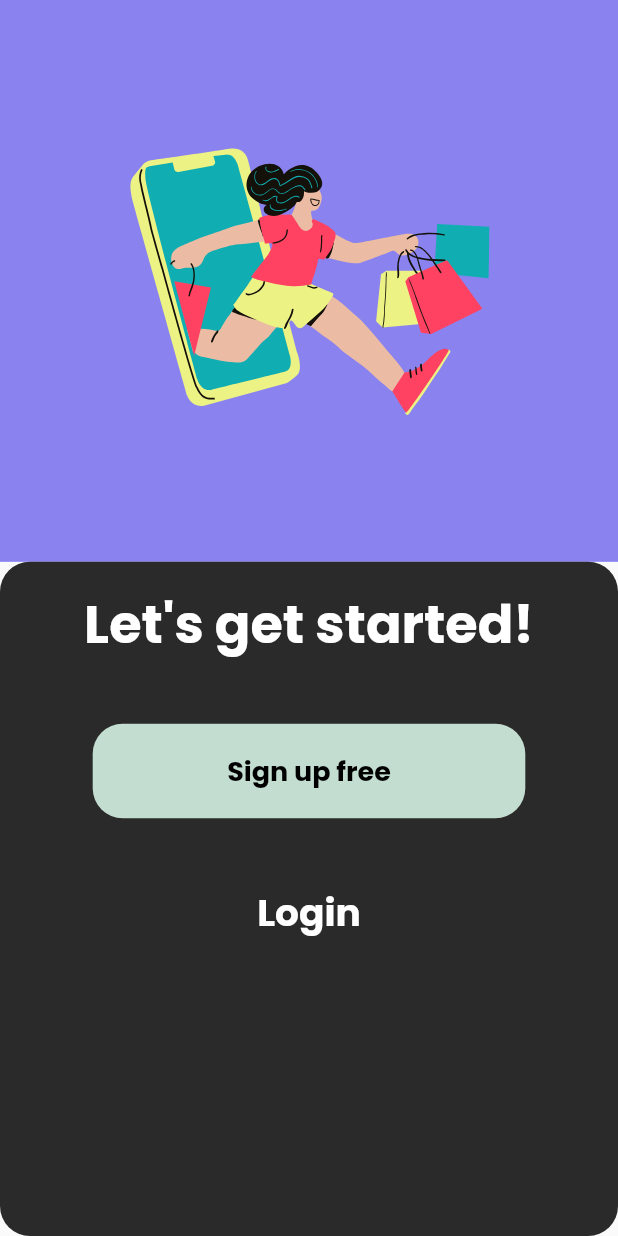
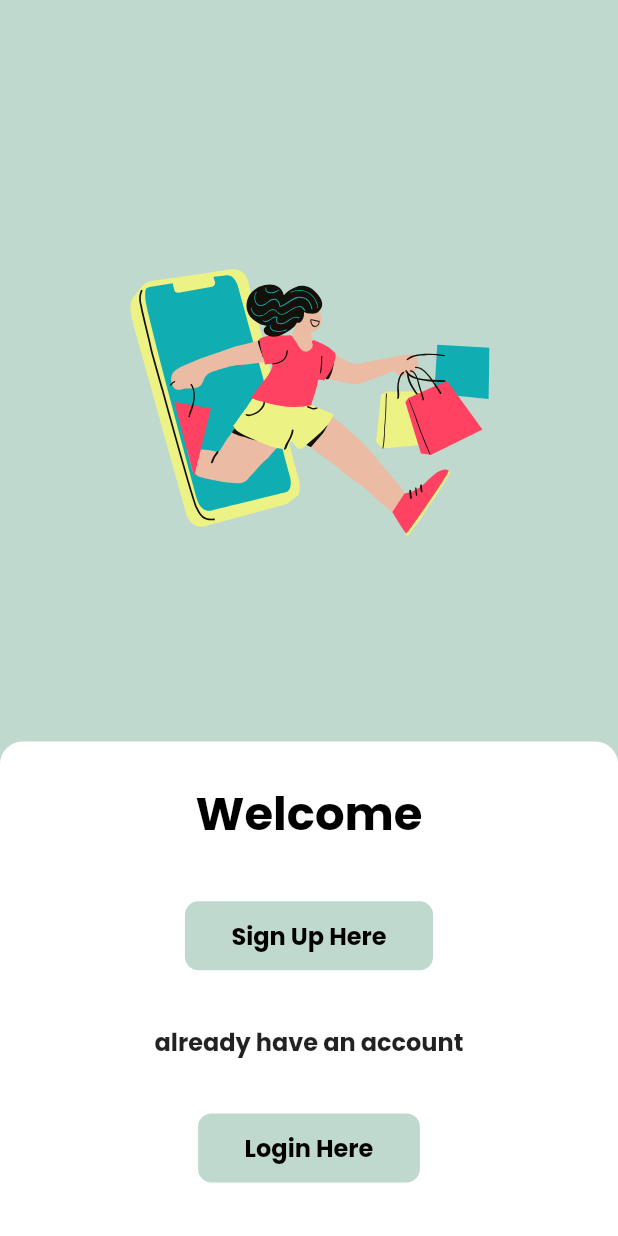
Before and after one commit to Tsabitah07/ecommerce_app, a Flutter app: the LandingPage screen opened directly, on a phone screen of 412 x 824 dp. Run offline on Flutter 3.47's test engine with Material 2 defaults, Android fonts, the phone set to English and light mode, and no system bars; our stand-ins replace carousel_slider, curved_navigation_bar, firebase_auth, flutter_credit_card, flutter_svg, get and 4 more; accounts and stored records are empty.

Commit message:
fix [IT] routing

```diff
--- a/lib/controller/registerController.dart
+++ b/lib/controller/registerController.dart
@@ -40,11 +40,9 @@ class RegisterController extends GetxController{
     await prefs.setString('passwordPath', password);
     await prefs.setString('imagePath', imagePath.value);
 
-    Get.off(ProfilePage());
+    Get.off(Homebase());
 
     Get.snackbar("Congrats", "Login Succes");
 
-    // Navigate to the next screen or perform any other action
-    // For example, you can use Get.to(() => NextScreen());
   }
 }
--- a/lib/main.dart
+++ b/lib/main.dart
@@ -1,5 +1,6 @@
 import 'package:ecommerce_app/themes/theme.dart';
 import 'package:ecommerce_app/view/DetailProduct.dart';
+import 'package:ecommerce_app/view/LandingPage.dart';
 import 'package:ecommerce_app/view/LoginPage.dart';
 import 'package:ecommerce_app/view/OnBoardingPage.dart';
 import 'package:ecommerce_app/view/SplashScreen.dart';
@@ -25,7 +26,7 @@ class MyApp extends StatelessWidget {
     return GetMaterialApp(
       // theme: customTheme,
       debugShowCheckedModeBanner: false,
-      home: Homebase(),
+      home: LandingPage(),
     );
   }
 }
--- a/lib/themes/theme.dart
+++ b/lib/themes/theme.dart
@@ -60,7 +60,7 @@ TextStyle loginRegisterHeader = GoogleFonts.poppins(
 
 TextStyle buttonTextStyle ({color}) {
   return GoogleFonts.poppins(
-      fontSize: 14,
+      fontSize: 16,
       fontWeight: FontWeight.bold,
       color: color
   );
--- a/lib/view/LandingPage.dart
+++ b/lib/view/LandingPage.dart
@@ -2,9 +2,11 @@
 import 'package:ecommerce_app/themes/theme.dart';
 import 'package:ecommerce_app/view/LoginPage.dart';
 import 'package:ecommerce_app/view/registerPage.dart';
+import 'package:ecommerce_app/widget/navigationButton.dart';
 // import 'package:firebase_core/firebase_core.dart';
 import 'package:flutter/material.dart';
 import 'package:flutter_svg/svg.dart';
+import 'package:get/get.dart';
 import 'package:google_fonts/google_fonts.dart';
 
 class LandingPage extends StatelessWidget {
@@ -12,130 +14,48 @@ class LandingPage extends StatelessWidget {
 
   @override
   Widget build(BuildContext context) {
-    return Column(
-      children: [
-        Expanded(
-          flex: 5,
-          child: Container(
-            color: primaryColor,
-            child: SvgPicture.asset(
-              RunShop,
-              width: MediaQuery.of(context).size.width,
-              height: MediaQuery.of(context).size.height,
-            ),
-          ),
-        ),
-        Expanded(
-          flex: 6,
-          child: Container(
-            decoration: BoxDecoration(
-              color: const Color(0xff2A2A2A),
-              borderRadius: BorderRadius.circular(20),
-            ),
-            width: MediaQuery.of(context).size.width,
-            child: Column(
+    double screenWidth = MediaQuery.of(context).size.width;
+    double screenHeight = MediaQuery.of(context).size.height;
+
+    return Scaffold(
+      body: Stack(
           children: [
             Container(
-                  padding: EdgeInsets.only(top: 15),
-                  child: Text(
-                    "Let's get started!",
-                    style: GoogleFonts.poppins(
+              color: linear2,
+              width: screenWidth, height: screenHeight * .65,
+                child: SvgPicture.asset(RunShop),
+            ),
+            Align(
+              alignment: Alignment.bottomCenter,
+                child: Container(
+                  width: screenWidth, height: screenHeight * .4,
+                  decoration: BoxDecoration(
+                    borderRadius: BorderRadius.vertical(top: Radius.circular(15)),
                     color: primaryText,
-                      fontSize: 35,
-                      fontWeight: FontWeight.bold,
                   ),
+                  child: Column(
+                    mainAxisAlignment: MainAxisAlignment.spaceEvenly,
+                    children: [
+                      Text("Welcome",
+                        style: Header,
                       ),
+                      InkWell(
+                        onTap: () => Get.off(RegisterPage()),
+                        child: Button("Sign Up Here", linear2, commonText),
                       ),
-                Container(
-                  padding: EdgeInsets.all(18),
-                  width: MediaQuery.of(context).size.width * 0.7,
-                  decoration: BoxDecoration(
-                    color: Color(0xffC3DDD1),
-                    borderRadius: BorderRadius.circular(20),
+                      Text("already have an account",
+                        style: buttonTextStyle(),
                       ),
-                  margin: EdgeInsets.only(top: 40),
-                  child: GestureDetector(
-                    onTap: () {
-                      Navigator.of(context).push(MaterialPageRoute(
-                          builder: (context) => RegisterPage()));
-                    },
-                    child: Center(
-                      child: Text(
-                        "Sign up free",
-                        style: GoogleFonts.poppins(
-                          color: Colors.black,
-                          fontSize: 18,
-                          fontWeight: FontWeight.bold,
-                        ),
-                      ),
-                    ),
-                  ),
-                ),
-                // InkWell(
-                //   onTap: () {
-                //     // _firebaseController.signInWithGoogle();
-                //   },
-                //   child: Container(
-                //     padding: EdgeInsets.all(18),
-                //     width: MediaQuery.of(context).size.width * 0.7,
-                //     decoration: BoxDecoration(
-                //       color: Color(0xff404452),
-                //       borderRadius: BorderRadius.circular(20),
-                //     ),
-                //     margin: EdgeInsets.only(top: 40),
-                //     child: Row(
-                //       mainAxisAlignment: MainAxisAlignment.center,
-                //       children: [
-                //         SvgPicture.asset(
-                //           Google,
-                //           height: 32,
-                //           width: 32,
-                //         ),
-                //         const SizedBox(
-                //           width: 2,
-                //         ), // Add some spacing between the icon and text
-                //         Text(
-                //           "Continue with Google",
-                //           style: GoogleFonts.poppins(
-                //             color: primaryText,
-                //             fontSize: 16,
-                //             fontWeight: FontWeight.bold,
-                //           ),
-                //         ),
-                //       ],
-                //     ),
-                //   ),
-                // ),
-                Container(
-                  margin: EdgeInsets.all(25),
-                  child: GestureDetector(
-                    onTap: () {
-                      Navigator.of(context).push(
-                        MaterialPageRoute(
-                          builder: (context) {
-                            return LoginPage();
-                          },
-                        ),
-                      );
-                    },
-                    child: Padding(
-                      padding: EdgeInsets.only(top: 20.0),
-                      child: Text(
-                        'Login',
-                        style: GoogleFonts.poppins(
-                          color: primaryText,
-                          fontSize: 25,
-                          fontWeight: FontWeight.bold,
-                        ),
-                      ),
-                    ),
-                  ),
-                ),
+                      InkWell(
+                        onTap: () => Get.off(LoginPage()),
+                        child: Button("Login Here", linear2, commonText),
+                      )
                     ],
                   ),
+                )
+            )
+          ]
       ),
-        ),
-      ],
     );
   }
 }
```
Also changed, not shown: lib/controller/loginController.dart (added, +10 -0 lines), lib/view/LoginPage.dart (+5 -5 lines), lib/view/registerPage.dart (+20 -14 lines). Lines whose indentation alone changed are shown as unchanged.
